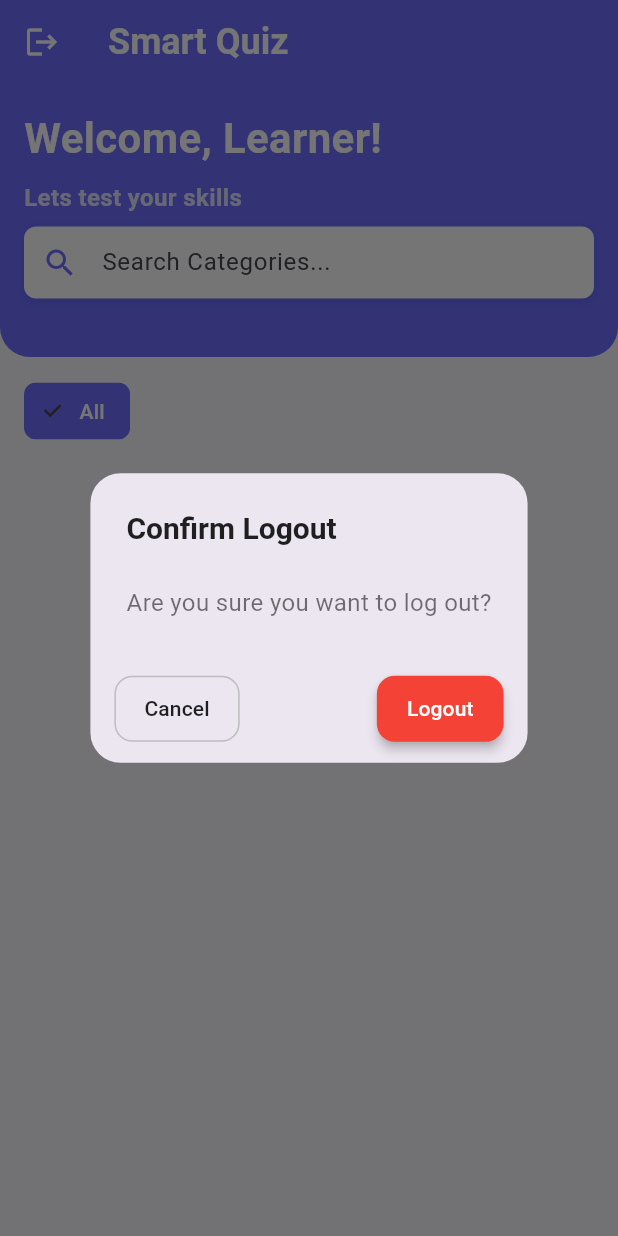
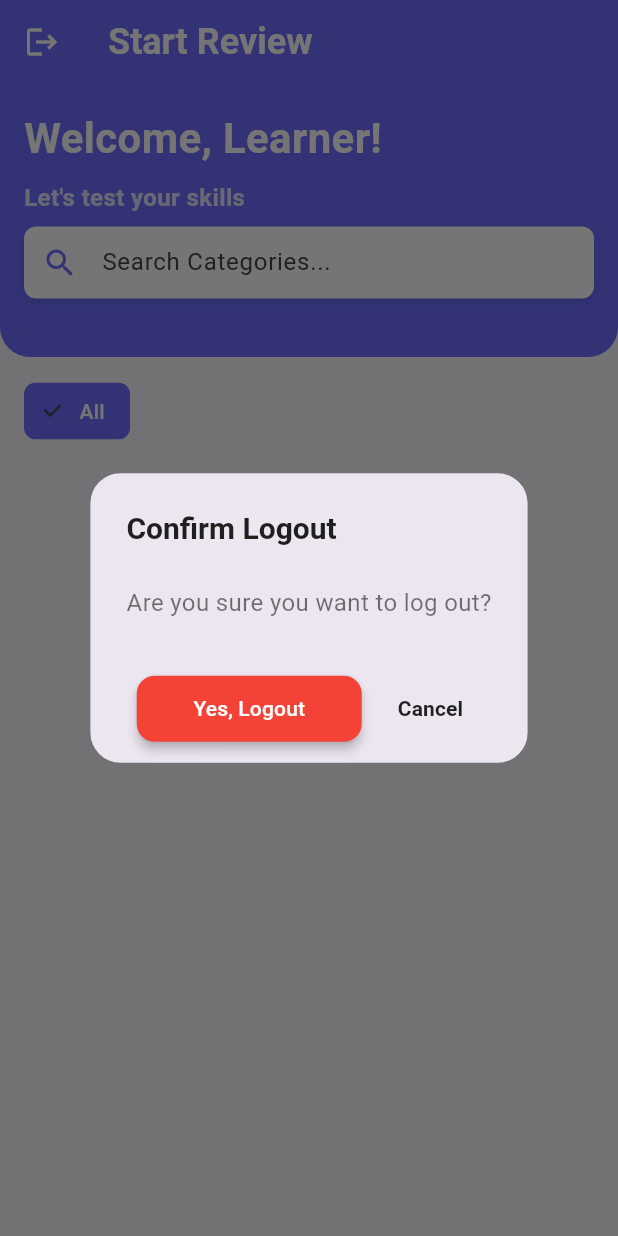
Before and after one commit to Dev-Aziii/QuizApp, a Flutter app: the HomeScreen screen opened by its route, after a tap on the "logout" icon, on a phone screen of 412 x 824 dp. Run offline on Flutter 3.47's test engine with Material 3 defaults, Android fonts, the phone set to English and light mode, and no system bars; our stand-ins replace cloud_firestore, firebase_auth, firebase_core, flutter_animate, google_fonts, google_sign_in and 1 more; accounts and stored records are empty.

Commit message:
feat: improve logout confirmation dialog UI and update AuthService structure
- Added ConfirmDialog with centered buttons
- Styled “Yes, Logout” as prominent red button
- Simplified cancel as text button
- Updated AuthService (Google, email, and password auth)
- Prepared structure for currentUser integration

```diff
--- a/lib/auth/auth.dart
+++ b/lib/auth/auth.dart
@@ -8,6 +8,7 @@ class AuthService {
   final GoogleSignIn _googleSignIn = GoogleSignIn();
   final FirebaseFirestore firestore = FirebaseFirestore.instance;
 
+  User? get currentUser => auth.currentUser;
   // --- Google Sign-In ---
   Future<User?> signInWithGoogle() async {
     try {
--- a/lib/main.dart
+++ b/lib/main.dart
@@ -17,7 +17,6 @@ class MyApp extends StatelessWidget {
   Widget build(BuildContext context) {
     return MaterialApp(
       debugShowCheckedModeBanner: false,
-      title: "Smart Quiz",
       theme: ThemeData(primarySwatch: Colors.blue),
       home: const LoginPage(),
       routes: {
--- a/lib/view/admin/admin_home_screen.dart
+++ b/lib/view/admin/admin_home_screen.dart
@@ -219,7 +219,7 @@ class _AdminHomeScreenState extends State<AdminHomeScreen> {
                 mainAxisAlignment: MainAxisAlignment.center,
                 children: [
                   Image.asset(
-                    'assets/feedback.png',
+                    'assets/applogo.png',
                     fit: BoxFit.contain,
                     height: 80,
                   ),
@@ -253,7 +253,7 @@ class _AdminHomeScreenState extends State<AdminHomeScreen> {
                   builder: (context) => const ConfirmDialog(
                     title: "Logout",
                     message: "Are you sure you want to log out?",
-                    confirmText: "Logout",
+                    confirmText: "Yes, logout",
                     cancelText: "Cancel",
                     confirmColor: Colors.red,
                   ),
--- a/lib/view/user/home_screen.dart
+++ b/lib/view/user/home_screen.dart
@@ -22,10 +22,34 @@ class _HomeScreenState extends State<HomeScreen> {
   List<String> _categoryFilters = ['All'];
   String _selectedFilter = "All";
 
+  String _firstName = "";
+
   @override
   void initState() {
     super.initState();
+    _fetchUserName();
     _fetchCategories();
+  }
+
+  Future<void> _fetchUserName() async {
+    final user = AuthService().currentUser;
+    if (user == null) return;
+
+    try {
+      final userDoc = await FirebaseFirestore.instance
+          .collection('users')
+          .doc(user.uid)
+          .get();
+
+      if (userDoc.exists) {
+        final fullName = userDoc.data()?['name'] ?? '';
+        setState(() {
+          _firstName = fullName.split(' ').first;
+        });
+      }
+    } catch (e) {
+      print("Error fetching user name: $e");
+    }
   }
 
   Future<void> _fetchCategories() async {
@@ -90,7 +114,7 @@ class _HomeScreenState extends State<HomeScreen> {
                   builder: (context) => const ConfirmDialog(
                     title: "Confirm Logout",
                     message: "Are you sure you want to log out?",
-                    confirmText: "Logout",
+                    confirmText: "Yes, Logout",
                     cancelText: "Cancel",
                     confirmColor: Colors.red,
                   ),
@@ -104,7 +128,7 @@ class _HomeScreenState extends State<HomeScreen> {
             ),
 
             title: const Text(
-              "Smart Quiz",
+              "Start Review",
               style: TextStyle(
                 fontSize: 24,
                 fontWeight: FontWeight.bold,
@@ -117,28 +141,30 @@ class _HomeScreenState extends State<HomeScreen> {
                   children: [
                     SizedBox(height: kToolbarHeight + 16),
                     Padding(
-                      padding: EdgeInsets.symmetric(horizontal: 16),
+                      padding: const EdgeInsets.symmetric(horizontal: 16),
                       child: Column(
                         crossAxisAlignment: CrossAxisAlignment.start,
                         children: [
                           Text(
-                            "Welcome, Learner!",
-                            style: TextStyle(
+                            _firstName.isEmpty
+                                ? "Welcome, Learner!"
+                                : "Welcome, $_firstName!",
+                            style: const TextStyle(
                               fontSize: 28,
                               fontWeight: FontWeight.bold,
                               color: Colors.white,
                             ),
                           ),
-                          SizedBox(height: 8),
+                          const SizedBox(height: 8),
                           Text(
-                            "Lets test your skills",
+                            "Let's test your skills",
                             style: TextStyle(
                               fontSize: 16,
                               fontWeight: FontWeight.bold,
                               color: Colors.white.withOpacity(0.8),
                             ),
                           ),
-                          SizedBox(height: 8),
+                          const SizedBox(height: 8),
                           Container(
                             decoration: BoxDecoration(
                               color: Colors.white,
@@ -147,7 +173,7 @@ class _HomeScreenState extends State<HomeScreen> {
                                 BoxShadow(
                                   color: Colors.black.withOpacity(0.1),
                                   blurRadius: 4,
-                                  offset: Offset(0, 2),
+                                  offset: const Offset(0, 2),
                                 ),
                               ],
                             ),
@@ -178,7 +204,7 @@ class _HomeScreenState extends State<HomeScreen> {
                                       )
                                     : null,
                                 border: InputBorder.none,
-                                contentPadding: EdgeInsets.symmetric(
+                                contentPadding: const EdgeInsets.symmetric(
                                   vertical: 12,
                                 ),
                               ),
@@ -196,7 +222,7 @@ class _HomeScreenState extends State<HomeScreen> {
           ),
           SliverToBoxAdapter(
             child: Container(
-              margin: EdgeInsets.all(16),
+              margin: const EdgeInsets.all(16),
               height: 40,
               child: ListView.builder(
                 scrollDirection: Axis.horizontal,
@@ -204,7 +230,7 @@ class _HomeScreenState extends State<HomeScreen> {
                 itemBuilder: (context, index) {
                   final filter = _categoryFilters[index];
                   return Padding(
-                    padding: EdgeInsets.only(right: 8),
+                    padding: const EdgeInsets.only(right: 8),
                     child: ChoiceChip(
                       label: Text(
                         filter,
@@ -233,7 +259,7 @@ class _HomeScreenState extends State<HomeScreen> {
             ),
           ),
           SliverPadding(
-            padding: EdgeInsets.all(16),
+            padding: const EdgeInsets.all(16),
             sliver: _filteredCategories.isEmpty
                 ? SliverToBoxAdapter(
                     child: Center(
@@ -249,12 +275,13 @@ class _HomeScreenState extends State<HomeScreen> {
                           _buildCategoryCard(_filteredCategories[index], index),
                       childCount: _filteredCategories.length,
                     ),
-                    gridDelegate: SliverGridDelegateWithFixedCrossAxisCount(
-                      crossAxisCount: 2,
-                      mainAxisSpacing: 16,
-                      crossAxisSpacing: 16,
-                      childAspectRatio: 0.8,
-                    ),
+                    gridDelegate:
+                        const SliverGridDelegateWithFixedCrossAxisCount(
+                          crossAxisCount: 2,
+                          mainAxisSpacing: 16,
+                          crossAxisSpacing: 16,
+                          childAspectRatio: 0.8,
+                        ),
                   ),
           ),
         ],
@@ -279,12 +306,12 @@ class _HomeScreenState extends State<HomeScreen> {
               );
             },
             child: Container(
-              padding: EdgeInsets.all(16),
+              padding: const EdgeInsets.all(16),
               child: Column(
                 mainAxisAlignment: MainAxisAlignment.center,
                 children: [
                   Container(
-                    padding: EdgeInsets.all(16),
+                    padding: const EdgeInsets.all(16),
                     decoration: BoxDecoration(
                       color: AppTheme.primaryColor.withOpacity(0.1),
                       borderRadius: BorderRadius.circular(12),
@@ -295,7 +322,7 @@ class _HomeScreenState extends State<HomeScreen> {
                       color: AppTheme.primaryColor,
                     ),
                   ),
-                  SizedBox(height: 16),
+                  const SizedBox(height: 16),
                   Text(
                     category.name,
                     style: TextStyle(
@@ -304,7 +331,7 @@ class _HomeScreenState extends State<HomeScreen> {
                       color: AppTheme.textPrimaryColor,
                     ),
                   ),
-                  SizedBox(height: 8),
+                  const SizedBox(height: 8),
                   Text(
                     category.description,
                     style: TextStyle(
@@ -322,7 +349,7 @@ class _HomeScreenState extends State<HomeScreen> {
           ),
         )
         .animate(delay: Duration(milliseconds: 100 * index))
-        .slideY(begin: 0.5, end: 0, duration: Duration(milliseconds: 300))
+        .slideY(begin: 0.5, end: 0, duration: const Duration(milliseconds: 300))
         .fadeIn();
   }
 }
--- a/lib/view/widgets/confirm_dialog.dart
+++ b/lib/view/widgets/confirm_dialog.dart
@@ -11,7 +11,7 @@ class ConfirmDialog extends StatelessWidget {
     super.key,
     required this.title,
     required this.message,
-    this.confirmText = "Confirm",
+    this.confirmText = "Yes, Logout",
     this.cancelText = "Cancel",
     this.confirmColor = Colors.red,
   });
@@ -41,29 +41,20 @@ class ConfirmDialog extends StatelessWidget {
         ),
       ),
       actionsPadding: const EdgeInsets.symmetric(horizontal: 16, vertical: 12),
-      actionsAlignment: MainAxisAlignment.spaceBetween,
+      actionsAlignment: MainAxisAlignment.center, // ✅ Center buttons
       actions: [
-        OutlinedButton(
-          style: OutlinedButton.styleFrom(
-            side: BorderSide(color: Colors.grey.shade400),
-            shape: RoundedRectangleBorder(
-              borderRadius: BorderRadius.circular(12),
-            ),
-            padding: const EdgeInsets.symmetric(horizontal: 20, vertical: 12),
-          ),
-          onPressed: () => Navigator.pop(context, false),
-          child: Text(
-            cancelText,
-            style: const TextStyle(fontSize: 14, color: Colors.black87),
-          ),
-        ),
-        ElevatedButton(
+        Row(
+          mainAxisAlignment: MainAxisAlignment.center,
+          children: [
+            SizedBox(
+              width: 150,
+              child: ElevatedButton(
                 style: ElevatedButton.styleFrom(
                   backgroundColor: confirmColor,
                   shape: RoundedRectangleBorder(
                     borderRadius: BorderRadius.circular(12),
                   ),
-            padding: const EdgeInsets.symmetric(horizontal: 20, vertical: 12),
+                  padding: const EdgeInsets.symmetric(vertical: 12),
                   elevation: 3,
                 ),
                 onPressed: () => Navigator.pop(context, true),
@@ -72,6 +63,21 @@ class ConfirmDialog extends StatelessWidget {
                   style: const TextStyle(fontSize: 14, color: Colors.white),
                 ),
               ),
+            ),
+            const SizedBox(width: 12),
+            TextButton(
+              onPressed: () => Navigator.pop(context, false),
+              child: const Text(
+                "Cancel",
+                style: TextStyle(
+                  fontSize: 14,
+                  color: Colors.black87,
+                  fontWeight: FontWeight.bold,
+                ),
+              ),
+            ),
+          ],
+        ),
       ],
     );
   }
```
Also changed, not shown: lib/view/admin/manage_categories_screen.dart (+75 -12 lines), lib/view/admin/manage_quizes_screen.dart (+7 -17 lines). Lines whose indentation alone changed are shown as unchanged.
